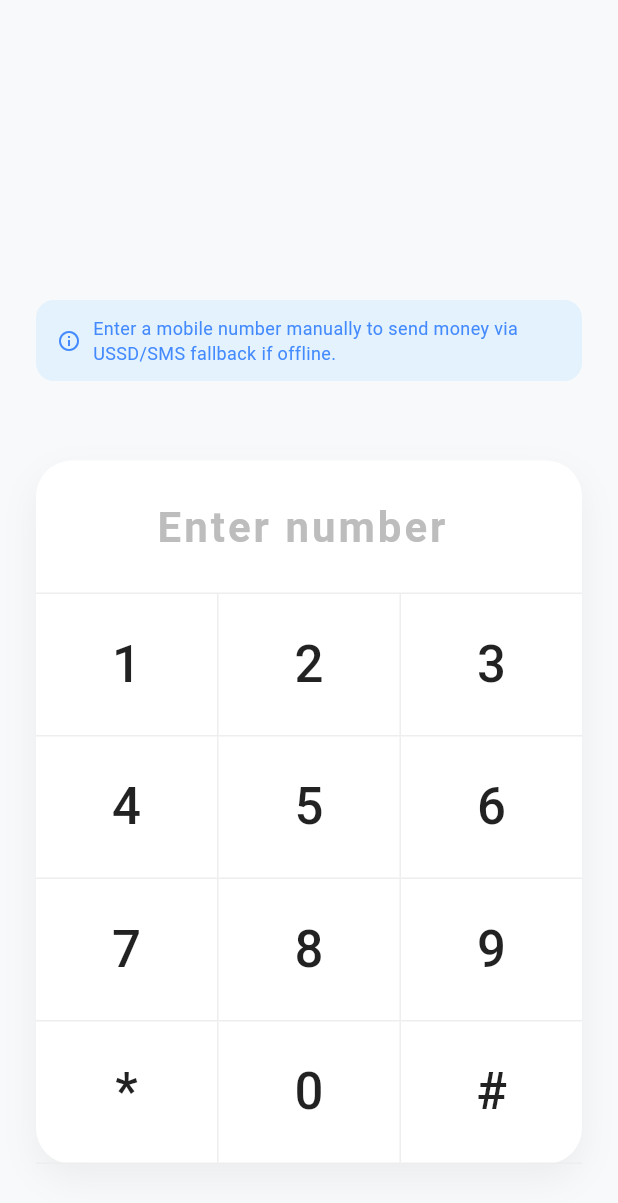
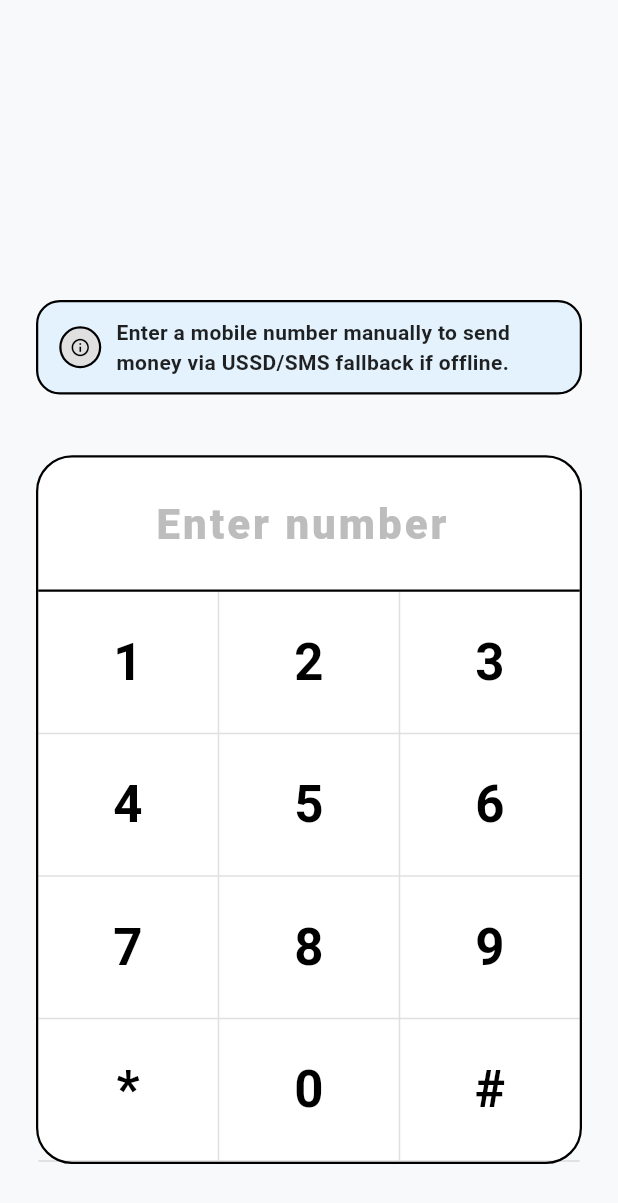
Before and after one commit to dhanuvagman006/nexus_vc_hack, a Flutter app: the DialpadScreen screen opened directly, on a phone screen of 412 x 824 dp. Shown: the top 1203 px of the screen. Run offline on Flutter 3.47's test engine with Material 3 defaults, Android fonts, the phone set to English and light mode, and no system bars; our stand-ins replace connectivity_plus, permission_handler, qr_flutter, shared_preferences; missing offline and left inert: mobile_scanner, nearby_connections; accounts and stored records are empty.

```diff
--- a/bluepay/lib/home_screen.dart
+++ b/bluepay/lib/home_screen.dart
@@ -454,12 +454,28 @@ class _DialpadScreenState extends State<DialpadScreen> {
       context: context,
       barrierDismissible: false,
       builder: (ctx) => AlertDialog(
-        shape: RoundedRectangleBorder(borderRadius: BorderRadius.circular(20)),
+        shape: RoundedRectangleBorder(
+          borderRadius: BorderRadius.circular(24),
+          side: const BorderSide(color: Colors.black, width: 1.5),
+        ),
+        backgroundColor: Colors.white,
         title: Row(
-          children: const [
-            Icon(Icons.send_to_mobile, color: Colors.blueAccent),
-            SizedBox(width: 8),
-            Text('Confirm Payment'),
+          children: [
+            Container(
+              width: 36,
+              height: 36,
+              decoration: BoxDecoration(
+                color: const Color(0xFFE0E0E0),
+                shape: BoxShape.circle,
+                border: Border.all(color: Colors.black, width: 1.5),
+              ),
+              child: const Icon(Icons.send_to_mobile, color: Colors.black, size: 18),
+            ),
+            const SizedBox(width: 10),
+            const Text(
+              'Confirm Payment',
+              style: TextStyle(fontWeight: FontWeight.w800, color: Colors.black),
+            ),
           ],
         ),
         content: Column(
@@ -475,12 +491,13 @@ class _DialpadScreenState extends State<DialpadScreen> {
             Container(
               padding: const EdgeInsets.all(10),
               decoration: BoxDecoration(
-                color: Colors.blue.shade50,
-                borderRadius: BorderRadius.circular(10),
+                color: const Color(0xFFF5F5F5),
+                borderRadius: BorderRadius.circular(12),
+                border: Border.all(color: Colors.black26, width: 1),
               ),
               child: const Text(
                 'Transaction will be sent via GSM SMS to the backend.',
-                style: TextStyle(fontSize: 12, color: Colors.blueAccent),
+                style: TextStyle(fontSize: 12, color: Colors.black54),
               ),
             ),
           ],
@@ -491,20 +508,20 @@ class _DialpadScreenState extends State<DialpadScreen> {
               Navigator.pop(ctx);
               _onClear();
             },
-            child: const Text('Cancel', style: TextStyle(color: Colors.grey)),
+            child: const Text('Cancel', style: TextStyle(color: Colors.black54, fontWeight: FontWeight.w600)),
           ),
           ElevatedButton(
             style: ElevatedButton.styleFrom(
-              backgroundColor: Colors.blueAccent,
+              backgroundColor: Colors.black,
               shape: RoundedRectangleBorder(
-                borderRadius: BorderRadius.circular(10),
+                borderRadius: BorderRadius.circular(12),
               ),
             ),
             onPressed: () async {
               Navigator.pop(ctx);
               await _processUssdPayment(amount, receiverPhone, appState);
             },
-            child: const Text('Send', style: TextStyle(color: Colors.white)),
+            child: const Text('Send', style: TextStyle(color: Colors.white, fontWeight: FontWeight.w700)),
           ),
         ],
       ),
@@ -559,12 +576,12 @@ class _DialpadScreenState extends State<DialpadScreen> {
       children: [
         Text(
           '$label: ',
-          style: const TextStyle(color: Colors.grey, fontSize: 13),
+          style: const TextStyle(color: Colors.black54, fontSize: 13, fontWeight: FontWeight.w500),
         ),
         Flexible(
           child: Text(
             value,
-            style: const TextStyle(fontWeight: FontWeight.bold, fontSize: 14),
+            style: const TextStyle(fontWeight: FontWeight.w800, fontSize: 14, color: Colors.black),
             overflow: TextOverflow.ellipsis,
           ),
         ),
@@ -577,15 +594,15 @@ class _DialpadScreenState extends State<DialpadScreen> {
       child: Container(
         decoration: const BoxDecoration(
           border: Border(
-            bottom: BorderSide(color: Color(0xFFEEEEEE), width: 1),
+            bottom: BorderSide(color: Colors.black12, width: 1),
           ),
         ),
         child: Row(
           children: [
             _buildFlatKey(labels[0]),
-            Container(width: 1, color: const Color(0xFFEEEEEE)),
+            Container(width: 1, color: Colors.black12),
             _buildFlatKey(labels[1]),
-            Container(width: 1, color: const Color(0xFFEEEEEE)),
+            Container(width: 1, color: Colors.black12),
             _buildFlatKey(labels[2]),
           ],
         ),
@@ -602,8 +619,8 @@ class _DialpadScreenState extends State<DialpadScreen> {
             label,
             style: const TextStyle(
               fontSize: 34,
-              fontWeight: FontWeight.w500,
-              color: Colors.black87,
+              fontWeight: FontWeight.w700,
+              color: Colors.black,
             ),
           ),
         ),
@@ -629,23 +646,34 @@ class _DialpadScreenState extends State<DialpadScreen> {
                   vertical: 10,
                 ),
                 decoration: BoxDecoration(
-                  color: Colors.blue.shade50,
-                  borderRadius: BorderRadius.circular(12),
+                  color: const Color(0xFFE3F2FD),
+                  borderRadius: BorderRadius.circular(16),
+                  border: Border.all(color: Colors.black, width: 1.5),
                 ),
                 child: Row(
                   children: [
-                    const Icon(
-                      Icons.info_outline,
-                      size: 16,
-                      color: Colors.blueAccent,
-                    ),
-                    SizedBox(width: 8),
+                    Container(
+                      width: 28,
+                      height: 28,
+                      decoration: BoxDecoration(
+                        color: const Color(0xFFE0E0E0),
+                        shape: BoxShape.circle,
+                        border: Border.all(color: Colors.black, width: 1.5),
+                      ),
+                      child: const Icon(
+                        Icons.info_outline,
+                        size: 14,
+                        color: Colors.black,
+                      ),
+                    ),
+                    const SizedBox(width: 10),
                     Flexible(
                       child: Text(
                         context.l10n.hintDialpad,
                         style: const TextStyle(
-                          fontSize: 12,
-                          color: Colors.blueAccent,
+                          fontSize: 14,
+                          fontWeight: FontWeight.w600,
+                          color: Colors.black87,
                         ),
                       ),
                     ),
@@ -660,13 +688,7 @@ class _DialpadScreenState extends State<DialpadScreen> {
               decoration: BoxDecoration(
                 color: Colors.white,
                 borderRadius: BorderRadius.circular(24),
-                boxShadow: [
-                  BoxShadow(
-                    color: Colors.black.withOpacity(0.05),
-                    blurRadius: 20,
-                    offset: const Offset(0, 10),
-                  ),
-                ],
+                border: Border.all(color: Colors.black, width: 1.5),
               ),
               child: Column(
                 mainAxisSize: MainAxisSize.min,
@@ -686,10 +708,10 @@ class _DialpadScreenState extends State<DialpadScreen> {
                             _input.isEmpty ? context.l10n.enterNumber : _input,
                             style: TextStyle(
                               fontSize: 28,
-                              fontWeight: FontWeight.bold,
+                              fontWeight: FontWeight.w800,
                               color: _input.isEmpty
                                   ? Colors.grey[400]
-                                  : Colors.black87,
+                                  : Colors.black,
                               letterSpacing: 2,
                             ),
                             textAlign: TextAlign.center,
@@ -705,7 +727,7 @@ class _DialpadScreenState extends State<DialpadScreen> {
                               padding: EdgeInsets.only(left: 8),
                               child: Icon(
                                 Icons.backspace_outlined,
-                                color: Colors.black54,
+                                color: Colors.black,
                                 size: 24,
                               ),
                             ),
@@ -715,7 +737,7 @@ class _DialpadScreenState extends State<DialpadScreen> {
                       ],
                     ),
                   ),
-                  Container(height: 1, color: const Color(0xFFEEEEEE)),
+                  Container(height: 1.5, color: Colors.black),
                   // ── Keys grid ─────────────────────────────────────────────
                   SizedBox(
                     height: 380, // Increased size of keys
--- a/bluepay/lib/pin_verification_screen.dart
+++ b/bluepay/lib/pin_verification_screen.dart
@@ -5,11 +5,13 @@ import 'payment_screen.dart';
 class PinVerificationScreen extends StatefulWidget {
   final String endpointId;
   final String receiverPhone;
+  final String receiverName;
 
   const PinVerificationScreen({
     super.key,
     required this.endpointId,
     required this.receiverPhone,
+    this.receiverName = '',
   });
 
   @override
@@ -54,6 +56,7 @@ class _PinVerificationScreenState extends State<PinVerificationScreen> {
             builder: (context) => PaymentScreen(
               endpointId: widget.endpointId,
               receiverPhone: widget.receiverPhone,
+              receiverName: widget.receiverName,
             ),
           ),
         );
```
Also changed, not shown: bluepay/lib/profile_screen.dart (+21 -9 lines).
